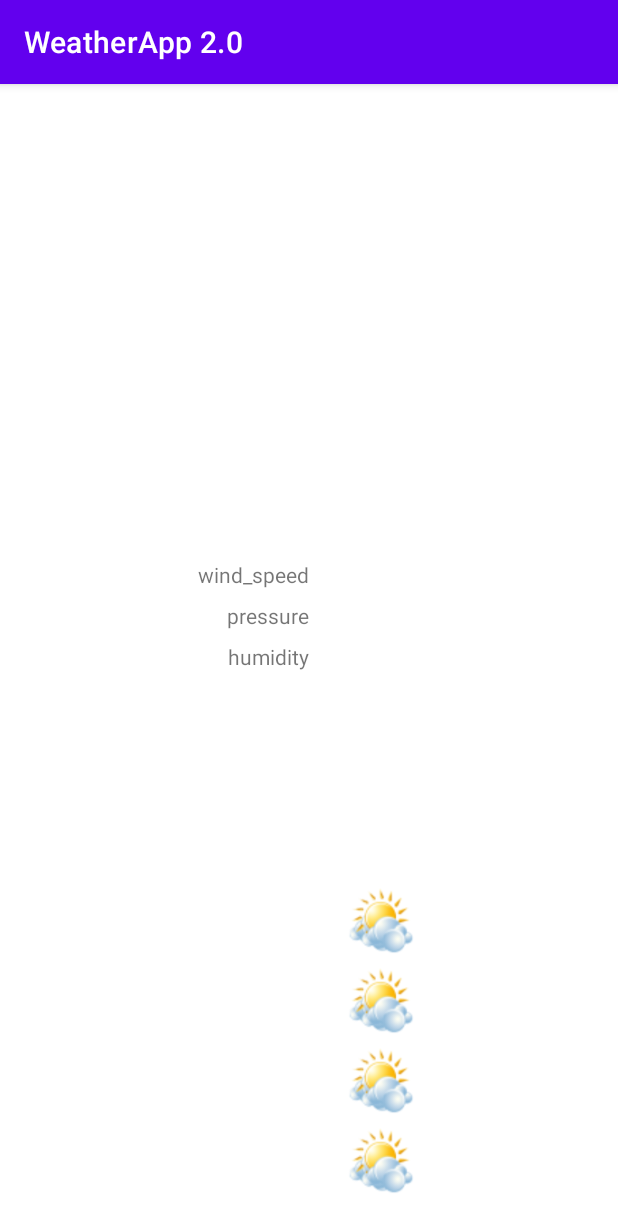
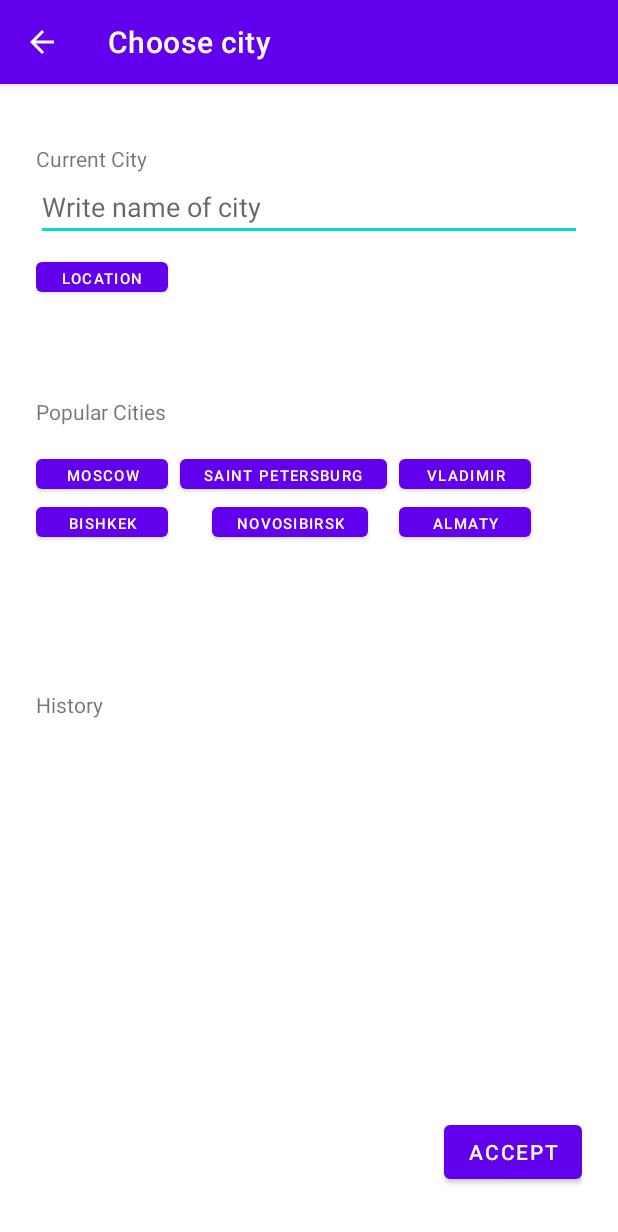
Before and after one commit to Daganep/WeatherApp, an Android app: the screen it shows after launch (MainActivity), on a phone screen of 412 x 824 dp. Shown: the top 1232 px of the screen. Run offline under Robolectric (Android 15) with nearby library versions, the phone set to English and light mode, and no system bars; our stand-ins replace Dagger/Hilt's generated code, data binding.

Commit message:
ChangeCityFragment init.

```diff
--- a/app/src/main/java/com/penkin/weatherapp20/view/changecity/ChangeCityFragment.java
+++ b/app/src/main/java/com/penkin/weatherapp20/view/changecity/ChangeCityFragment.java
@@ -1,10 +1,43 @@
 package com.penkin.weatherapp20.view.changecity;
 
+import android.os.Bundle;
+import android.view.LayoutInflater;
+import android.view.View;
+import android.view.ViewGroup;
+
+import androidx.annotation.NonNull;
+import androidx.annotation.Nullable;
+import androidx.appcompat.app.AppCompatActivity;
 import androidx.fragment.app.Fragment;
 
 import com.penkin.weatherapp20.databinding.FragmentChangecityBinding;
 
+import java.util.Objects;
+
 public class ChangeCityFragment extends Fragment {
 
     private FragmentChangecityBinding changeCityBinding;
+
+    public View onCreateView(@NonNull LayoutInflater inflater,
+                             ViewGroup container, Bundle savedInstanceState) {
+        changeCityBinding = FragmentChangecityBinding.inflate(inflater, container, false);
+        return changeCityBinding.getRoot();
+    }
+
+    @Override
+    public void onViewCreated(@NonNull View view, @Nullable Bundle savedInstanceState){
+        super.onViewCreated(view, savedInstanceState);
+        initToolbar();
+    }
+
+    private void initToolbar(){
+        ((AppCompatActivity) requireActivity()).setSupportActionBar(changeCityBinding.changeCityToolbar);
+        Objects.requireNonNull(((AppCompatActivity) requireActivity()).getSupportActionBar()).setDisplayHomeAsUpEnabled(true);
+    }
+
+    @Override
+    public void onDestroyView() {
+        super.onDestroyView();
+        changeCityBinding = null;
+    }
 }
--- a/app/src/main/res/layout/fragment_changecity.xml
+++ b/app/src/main/res/layout/fragment_changecity.xml
@@ -12,7 +12,7 @@
             android:theme="@style/Theme.WeatherApp.AppBarOverlay">
 
             <androidx.appcompat.widget.Toolbar
-                android:id="@+id/mainToolbar"
+                android:id="@+id/changeCityToolbar"
                 android:layout_width="match_parent"
                 android:layout_height="?attr/actionBarSize"
                 app:popupTheme="@style/Theme.WeatherApp.PopupOverlay"
@@ -24,13 +24,14 @@
             android:layout_width="match_parent"
             android:layout_height="match_parent"
             android:layout_marginTop="@dimen/marginFromAppBar"
-            android:paddingStart="@dimen/defaultMarginX4"
-            android:paddingEnd="@dimen/defaultMarginX4">
+            android:paddingStart="@dimen/defaultMarginX3"
+            android:paddingEnd="@dimen/defaultMarginX3">
 
             <TextView
                 android:id="@+id/curCityLabelTV"
                 android:layout_width="wrap_content"
                 android:layout_height="wrap_content"
+                android:layout_marginTop="@dimen/defaultMarginX2"
                 android:text="@string/current_city"
                 app:layout_constraintStart_toStartOf="parent"
                 app:layout_constraintTop_toTopOf="parent" />
@@ -41,7 +42,7 @@
                 android:layout_height="wrap_content"
                 android:layout_marginStart="@dimen/defaultMarginX2"
                 app:layout_constraintStart_toEndOf="@+id/curCityLabelTV"
-                app:layout_constraintTop_toTopOf="parent" />
+                app:layout_constraintTop_toTopOf="@+id/curCityLabelTV" />
 
             <AutoCompleteTextView
                 android:id="@+id/cityNameACTV"
@@ -54,7 +55,7 @@
             <com.google.android.material.button.MaterialButton
                 android:id="@+id/determineButton"
                 android:layout_width="wrap_content"
-                android:layout_marginTop="@dimen/defaultMarginX2"
+                android:layout_marginTop="@dimen/defaultMargin"
                 android:text="@string/locationCity"
                 style="@style/cityButton"
                 app:layout_constraintStart_toStartOf="parent"
@@ -64,7 +65,7 @@
                 android:id="@+id/popCityLabelTV"
                 android:layout_width="wrap_content"
                 android:layout_height="wrap_content"
-                android:layout_marginTop="@dimen/defaultMarginX6"
+                android:layout_marginTop="@dimen/defaultMarginX8"
                 android:text="@string/popular_cities"
                 app:layout_constraintStart_toStartOf="parent"
                 app:layout_constraintTop_toBottomOf="@+id/determineButton" />
@@ -144,6 +145,7 @@
                 android:id="@+id/acceptButton"
                 android:layout_width="wrap_content"
                 android:layout_height="wrap_content"
+                android:layout_marginBottom="@dimen/defaultMarginX4"
                 android:text="@string/accept_button"
                 app:layout_constraintBottom_toBottomOf="parent"
                 app:layout_constraintEnd_toEndOf="parent" />
--- a/app/src/main/res/navigation/nav_graph.xml
+++ b/app/src/main/res/navigation/nav_graph.xml
@@ -3,7 +3,7 @@
     xmlns:app="http://schemas.android.com/apk/res-auto"
     xmlns:tools="http://schemas.android.com/tools"
     android:id="@+id/nav_graph"
-    app:startDestination="@id/mainFragment">
+    app:startDestination="@id/changeCityFragment">
 
     <fragment
         android:id="@+id/changeCityFragment"
--- a/app/src/main/res/values/dimens.xml
+++ b/app/src/main/res/values/dimens.xml
@@ -12,4 +12,5 @@
     <dimen name="cityButtonHeight">32dp</dimen>
     <dimen name="defaultMargin">8dp</dimen>
     <dimen name="defaultMarginX6">48dp</dimen>
+    <dimen name="defaultMarginX8">64dp</dimen>
 </resources>
```
